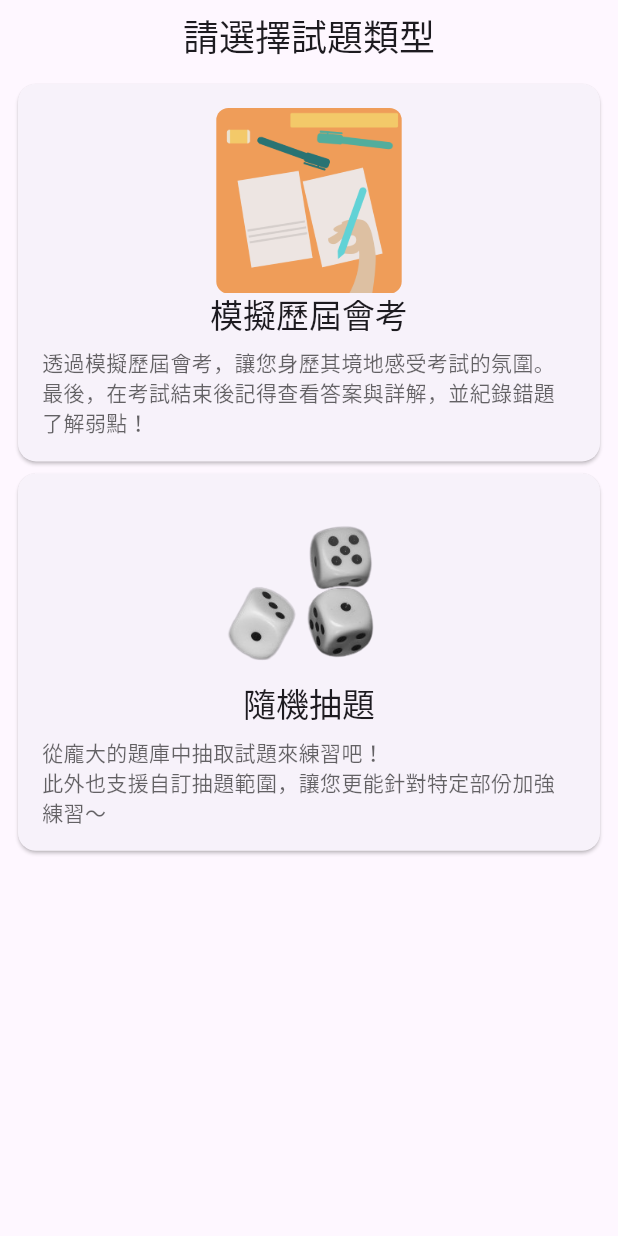
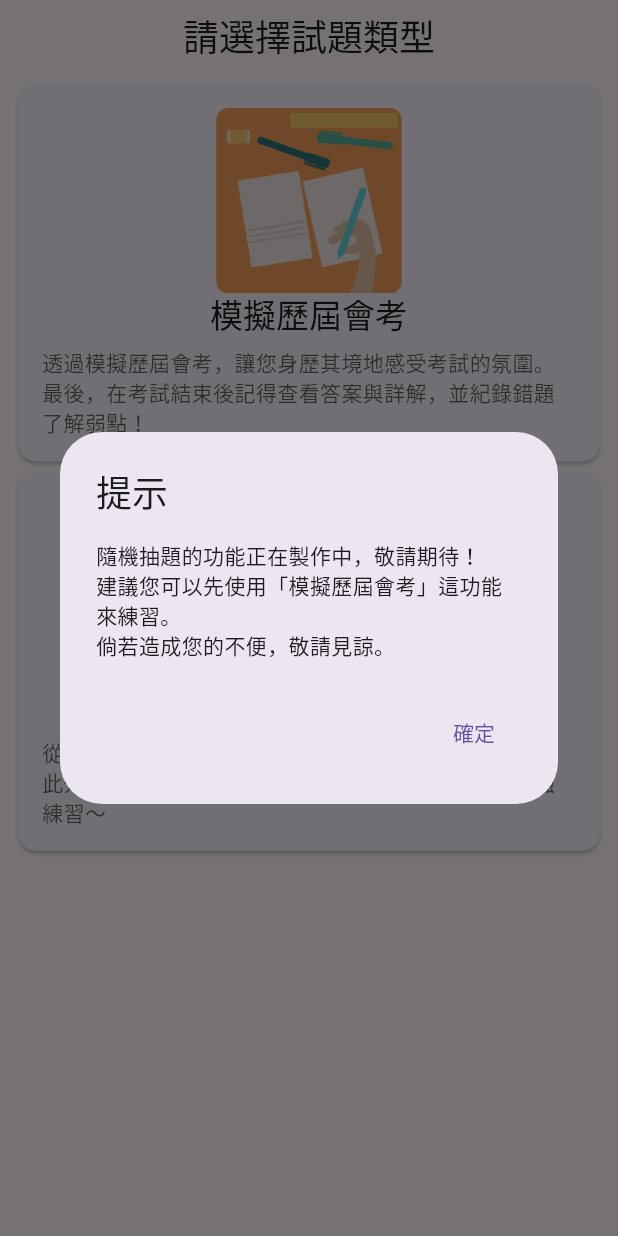
Before and after one commit to SiongSng/cap-countdown, a Flutter app: the ExamPage widget shown alone on an empty page, opened directly, after a tap on "隨機抽題", on a phone screen of 412 x 824 dp. Run offline on Flutter 3.47's test engine with Material 2 defaults, Android fonts, the phone set to English and light mode, and no system bars; our stand-ins replace flutter_spinkit, line_icons, lottie; missing offline and left inert: dart:html, latext.

Commit message:
feat: WIP tip for random exam
Signed-off-by: SiongSng <rrt467778@gmail.com>

```diff
--- a/lib/src/pages/exam/exam_page.dart
+++ b/lib/src/pages/exam/exam_page.dart
@@ -88,7 +88,21 @@ class _ExamPageState extends State<ExamPage>
   void _handleOptionChange(ExamType option) {
     if (option == ExamType.simulation) {
       Navigator.of(context).pushNamed('/exam/simulation');
-    } else if (option == ExamType.random) {}
+    } else if (option == ExamType.random) {
+      showDialog(
+          context: context,
+          builder: (context) => AlertDialog(
+                title: const Text('提示'),
+                content: const Text(
+                    '隨機抽題的功能正在製作中，敬請期待！\n建議您可以先使用「模擬歷屆會考」這功能來練習。\n倘若造成您的不便，敬請見諒。'),
+                actions: [
+                  TextButton(
+                    onPressed: () => Navigator.of(context).pop(),
+                    child: const Text('確定'),
+                  )
+                ],
+              ));
+    }
   }
 
   @override
```
